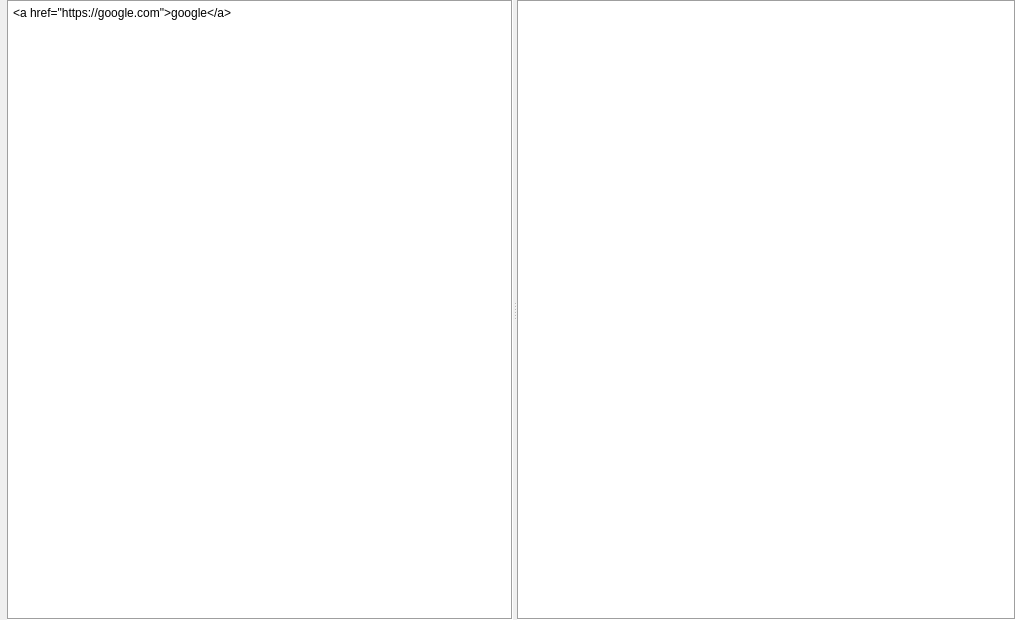
heimdallr/books, file src/home/flibrary/ui/AnnotationWidget.ui: the form before one commit.
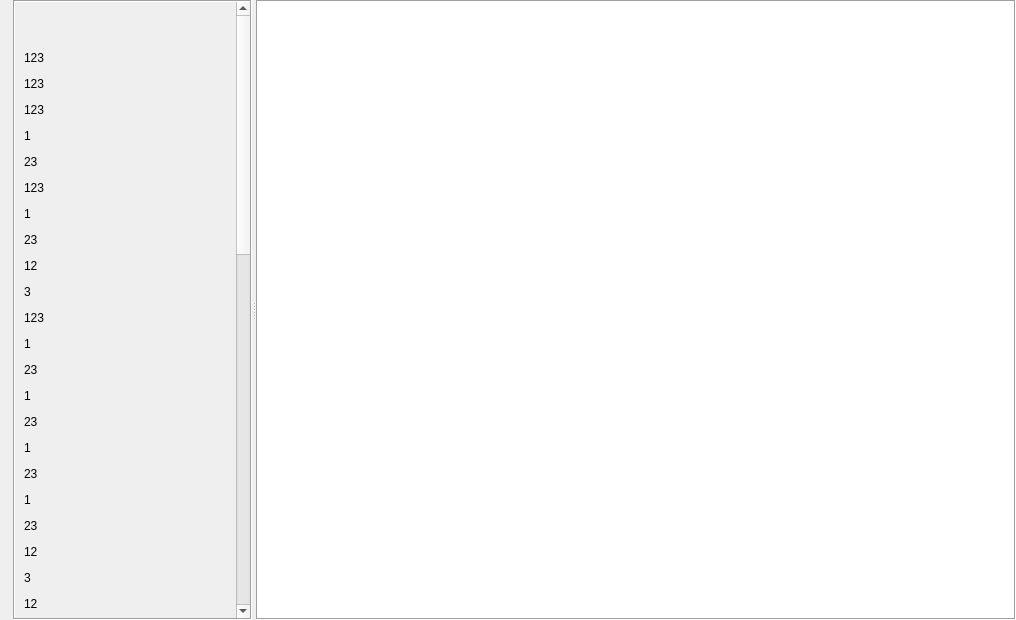
The form after the commit.

```diff
--- a/src/home/flibrary/ui/AnnotationWidget.ui
+++ b/src/home/flibrary/ui/AnnotationWidget.ui
@@ -33,9 +33,6 @@
      </property>
      <widget class="QWidget" name="mainWidget" native="true">
       <layout class="QHBoxLayout" name="horizontalLayout_3">
-       <property name="spacing">
-        <number>0</number>
-       </property>
        <property name="leftMargin">
         <number>0</number>
        </property>
@@ -62,31 +59,54 @@
         </widget>
        </item>
        <item>
-        <widget class="QPlainTextEdit" name="info">
-         <property name="acceptDrops">
-          <bool>false</bool>
-         </property>
+        <widget class="QScrollArea" name="scrollArea">
          <property name="frameShape">
           <enum>QFrame::Box</enum>
          </property>
-         <property name="tabChangesFocus">
+         <property name="widgetResizable">
           <bool>true</bool>
          </property>
-         <property name="documentTitle">
-          <string notr="true"/>
-         </property>
-         <property name="readOnly">
-          <bool>true</bool>
-         </property>
-         <property name="plainText">
-          <string notr="true">&lt;a href=https://google.com&gt;google&lt;/a&gt;</string>
-         </property>
-         <property name="textInteractionFlags">
-          <set>Qt::LinksAccessibleByMouse|Qt::TextSelectableByMouse</set>
-         </property>
-         <property name="placeholderText">
-          <string notr="true"/>
-         </property>
+         <widget class="QWidget" name="scrollAreaWidgetContents">
+          <property name="geometry">
+           <rect>
+            <x>0</x>
+            <y>0</y>
+            <width>594</width>
+            <height>1636</height>
+           </rect>
+          </property>
+          <layout class="QVBoxLayout" name="verticalLayout">
+           <item>
+            <widget class="QLabel" name="info">
+             <property name="text">
+              <string notr="true">&lt;html&gt;&lt;head/&gt;&lt;body&gt;&lt;p&gt;&lt;br/&gt;&lt;/p&gt;&lt;p&gt;123&lt;/p&gt;&lt;p&gt;123&lt;/p&gt;&lt;p&gt;123&lt;/p&gt;&lt;p&gt;1&lt;/p&gt;&lt;p&gt;23&lt;/p&gt;&lt;p&gt;123&lt;/p&gt;&lt;p&gt;1&lt;/p&gt;&lt;p&gt;23&lt;/p&gt;&lt;p&gt;12&lt;/p&gt;&lt;p&gt;3&lt;/p&gt;&lt;p&gt;123&lt;/p&gt;&lt;p&gt;1&lt;/p&gt;&lt;p&gt;23&lt;/p&gt;&lt;p&gt;1&lt;/p&gt;&lt;p&gt;23&lt;/p&gt;&lt;p&gt;1&lt;/p&gt;&lt;p&gt;23&lt;/p&gt;&lt;p&gt;1&lt;/p&gt;&lt;p&gt;23&lt;/p&gt;&lt;p&gt;12&lt;/p&gt;&lt;p&gt;3&lt;/p&gt;&lt;p&gt;12&lt;/p&gt;&lt;p&gt;31&lt;/p&gt;&lt;p&gt;23&lt;/p&gt;&lt;p&gt;1&lt;/p&gt;&lt;p&gt;23&lt;/p&gt;&lt;p&gt;12&lt;/p&gt;&lt;p&gt;3&lt;/p&gt;&lt;p&gt;12&lt;/p&gt;&lt;p&gt;3&lt;/p&gt;&lt;p&gt;12&lt;/p&gt;&lt;p&gt;3&lt;/p&gt;&lt;p&gt;12&lt;/p&gt;&lt;p&gt;31&lt;/p&gt;&lt;p&gt;23&lt;/p&gt;&lt;p&gt;1&lt;/p&gt;&lt;p&gt;23&lt;/p&gt;&lt;p&gt;1&lt;/p&gt;&lt;p&gt;23&lt;/p&gt;&lt;p&gt;1&lt;/p&gt;&lt;p&gt;23&lt;/p&gt;&lt;p&gt;1&lt;/p&gt;&lt;p&gt;23&lt;/p&gt;&lt;p&gt;1&lt;/p&gt;&lt;p&gt;23&lt;/p&gt;&lt;p&gt;1&lt;/p&gt;&lt;p&gt;23&lt;/p&gt;&lt;p&gt;12&lt;/p&gt;&lt;p&gt;3&lt;/p&gt;&lt;p&gt;1&lt;/p&gt;&lt;p&gt;23&lt;/p&gt;&lt;p&gt;1&lt;/p&gt;&lt;p&gt;23&lt;/p&gt;&lt;p&gt;12&lt;/p&gt;&lt;p&gt;3&lt;/p&gt;&lt;/body&gt;&lt;/html&gt;</string>
+             </property>
+             <property name="textFormat">
+              <enum>Qt::RichText</enum>
+             </property>
+             <property name="wordWrap">
+              <bool>true</bool>
+             </property>
+             <property name="textInteractionFlags">
+              <set>Qt::LinksAccessibleByKeyboard|Qt::LinksAccessibleByMouse|Qt::TextBrowserInteraction|Qt::TextSelectableByKeyboard|Qt::TextSelectableByMouse</set>
+             </property>
+            </widget>
+           </item>
+           <item>
+            <spacer name="verticalSpacer">
+             <property name="orientation">
+              <enum>Qt::Vertical</enum>
+             </property>
+             <property name="sizeHint" stdset="0">
+              <size>
+               <width>20</width>
+               <height>40</height>
+              </size>
+             </property>
+            </spacer>
+           </item>
+          </layout>
+         </widget>
         </widget>
        </item>
       </layout>
```
